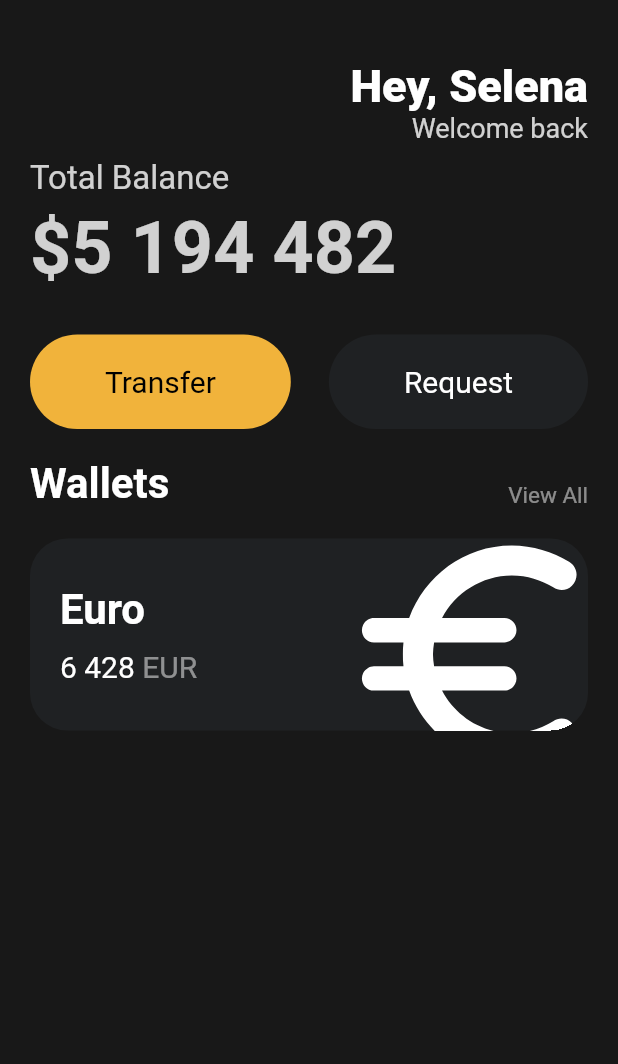
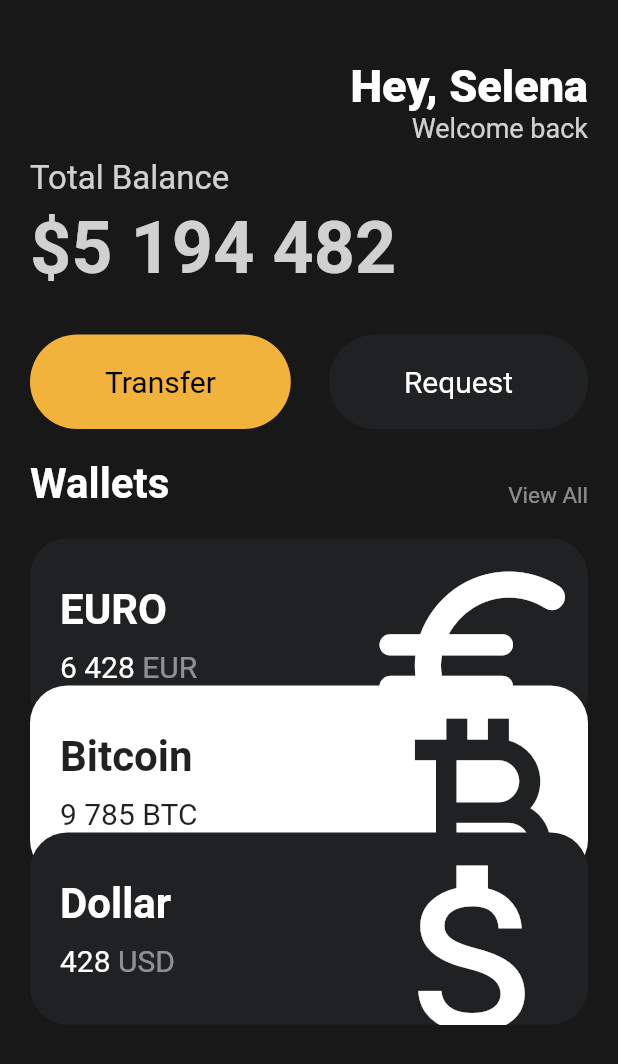
Before and after one commit to kingof7/flutter_nomad, a Flutter app: the screen it shows after launch, on a phone screen of 412 x 824 dp. Shown: the top 1064 px of the screen. Run offline on Flutter 3.47's test engine with Material 2 defaults, Android fonts, the phone set to English and light mode, and no system bars.

Commit message:
#3.8 Reusable Cards

```diff
--- a/lib/main.dart
+++ b/lib/main.dart
@@ -3,6 +3,7 @@
 // BSD-style license that can be found in the LICENSE file.
 import 'package:flutter/material.dart';
 import 'package:toonflix/widgets/button.dart';
+import 'package:toonflix/widgets/currency_card.dart';
 
 class Player {
   String? name; // ? : name을 가질수도, 아닐수도
@@ -25,7 +26,8 @@ class App extends StatelessWidget {
     return MaterialApp(
       home: Scaffold(
         backgroundColor: Color(0xFF181818),
-        body: Padding(
+        body: SingleChildScrollView(
+          child: Padding(
             padding: EdgeInsets.symmetric(horizontal: 20),
             child: Column(
               crossAxisAlignment: CrossAxisAlignment.start,
@@ -36,7 +38,9 @@ class App extends StatelessWidget {
                 Row(
                   mainAxisAlignment: MainAxisAlignment.end,
                   children: [
-                  Column(crossAxisAlignment: CrossAxisAlignment.end, children: [
+                    Column(
+                        crossAxisAlignment: CrossAxisAlignment.end,
+                        children: [
                           Text(
                             'Hey, Selena',
                             style: TextStyle(
@@ -116,71 +120,38 @@ class App extends StatelessWidget {
                 const SizedBox(
                   height: 20,
                 ),
-              Container(
-                clipBehavior: Clip.hardEdge,
-                decoration: BoxDecoration(
-                  color: Color(0xFF1F2123),
-                  borderRadius: BorderRadius.circular(25),
+                const CurrencyCard(
+                  name: 'EURO',
+                  code: 'EUR',
+                  amount: '6 428',
+                  icon: Icons.euro_rounded,
+                  isInverted: false,
                 ),
-                child: Padding(
-                  padding: const EdgeInsets.all(20),
-                  child: Row(
-                    mainAxisAlignment: MainAxisAlignment.spaceBetween,
-                    children: [
-                      Column(
-                        crossAxisAlignment: CrossAxisAlignment.start,
-                        children: [
-                          Text(
-                            'Euro',
-                            style: TextStyle(
-                              color: Colors.white,
-                              fontSize: 28,
-                              fontWeight: FontWeight.w600,
+                Transform.translate(
+                  offset: Offset(0, -30),
+                  child: const CurrencyCard(
+                    name: 'Bitcoin',
+                    code: 'BTC',
+                    amount: '9 785',
+                    icon: Icons.currency_bitcoin,
+                    isInverted: true,
                   ),
                 ),
-                          SizedBox(
-                            height: 10,
-                          ),
-                          Row(
-                            children: [
-                              Text(
-                                '6 428',
-                                style: TextStyle(
-                                  color: Colors.white,
-                                  fontSize: 20,
-                                ),
-                              ),
-                              SizedBox(
-                                width: 5,
-                              ),
-                              Text('EUR',
-                                  style: TextStyle(
-                                    color: Colors.white.withOpacity(0.5),
-                                    fontSize: 20,
-                                  )),
-                            ],
-                          )
-                        ],
-                      ),
-                      Transform.scale(
-                        scale: 2.2,
-                        child: Transform.translate(
-                          offset: Offset(-5, 6), // dx dy cordinate
-                          child: const Icon(
-                            Icons.euro_rounded,
-                            color: Colors.white,
-                            size: 88,
-                          ),
-                        ),
-                      )
-                    ],
-                  ),
+                Transform.translate(
+                  offset: Offset(0, -60),
+                  child: const CurrencyCard(
+                    name: 'Dollar',
+                    code: 'USD',
+                    amount: '428',
+                    icon: Icons.attach_money_outlined,
+                    isInverted: false,
                   ),
                 ),
               ],
             ),
           ),
         ),
+      ),
     );
   }
 }
--- /dev/null
+++ b/lib/widgets/currency_card.dart
@@ -0,0 +1,87 @@
+import 'package:flutter/material.dart';
+
+class CurrencyCard extends StatelessWidget {
+  final String name, code, amount;
+  final IconData icon;
+  final bool isInverted;
+
+  final _blackColor = const Color(0xFF1F2123);
+
+  const CurrencyCard({
+    super.key,
+    required this.name,
+    required this.code,
+    required this.amount,
+    required this.icon,
+    required this.isInverted,
+  });
+
+  @override
+  Widget build(BuildContext context) {
+    return Container(
+      clipBehavior: Clip.hardEdge,
+      decoration: BoxDecoration(
+        color: isInverted ? Colors.white : _blackColor,
+        borderRadius: BorderRadius.circular(25),
+      ),
+      child: Padding(
+        padding: const EdgeInsets.all(20),
+        child: Row(
+          mainAxisAlignment: MainAxisAlignment.spaceBetween,
+          children: [
+            Column(
+              crossAxisAlignment: CrossAxisAlignment.start,
+              children: [
+                Text(
+                  name,
+                  style: TextStyle(
+                    color: isInverted ? _blackColor : Colors.white,
+                    fontSize: 28,
+                    fontWeight: FontWeight.w600,
+                  ),
+                ),
+                SizedBox(
+                  height: 10,
+                ),
+                Row(
+                  children: [
+                    Text(
+                      amount,
+                      style: TextStyle(
+                        color: isInverted ? _blackColor : Colors.white,
+                        fontSize: 20,
+                      ),
+                    ),
+                    SizedBox(
+                      width: 5,
+                    ),
+                    Text(
+                      code,
+                      style: TextStyle(
+                        color: isInverted
+                            ? _blackColor
+                            : Colors.white.withOpacity(0.5),
+                        fontSize: 20,
+                      ),
+                    ),
+                  ],
+                )
+              ],
+            ),
+            Transform.scale(
+              scale: 1.9,
+              child: Transform.translate(
+                offset: Offset(-5, 11), // dx dy cordinate
+                child: Icon(
+                  icon,
+                  color: isInverted ? _blackColor : Colors.white,
+                  size: 88,
+                ),
+              ),
+            )
+          ],
+        ),
+      ),
+    );
+  }
+}
```
Also changed, not shown: lib/widgets/card.dart (added). Lines whose indentation alone changed are shown as unchanged.
